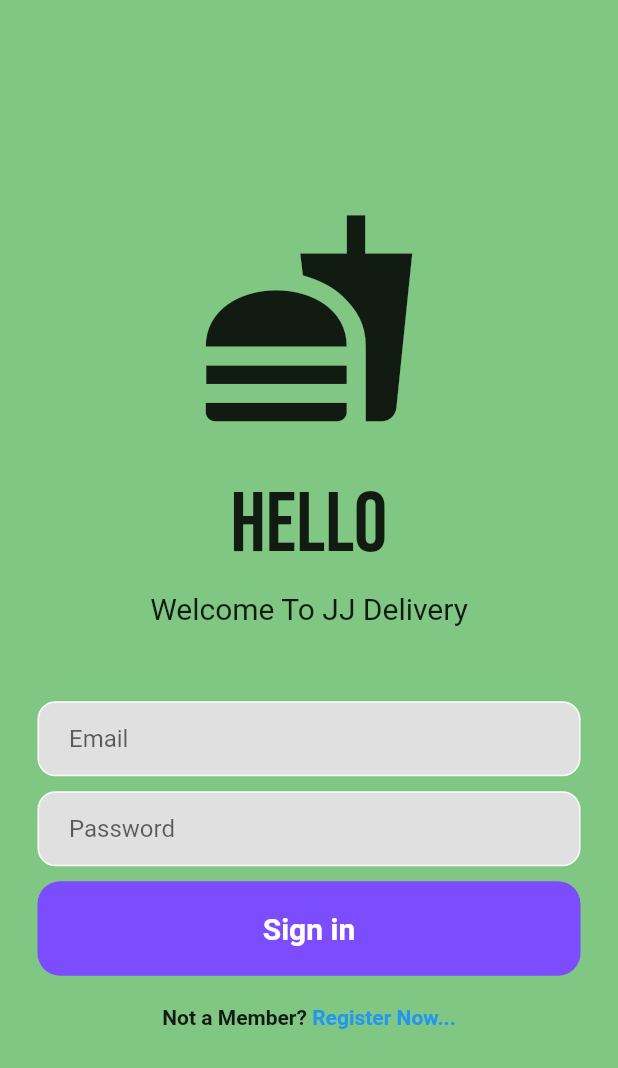
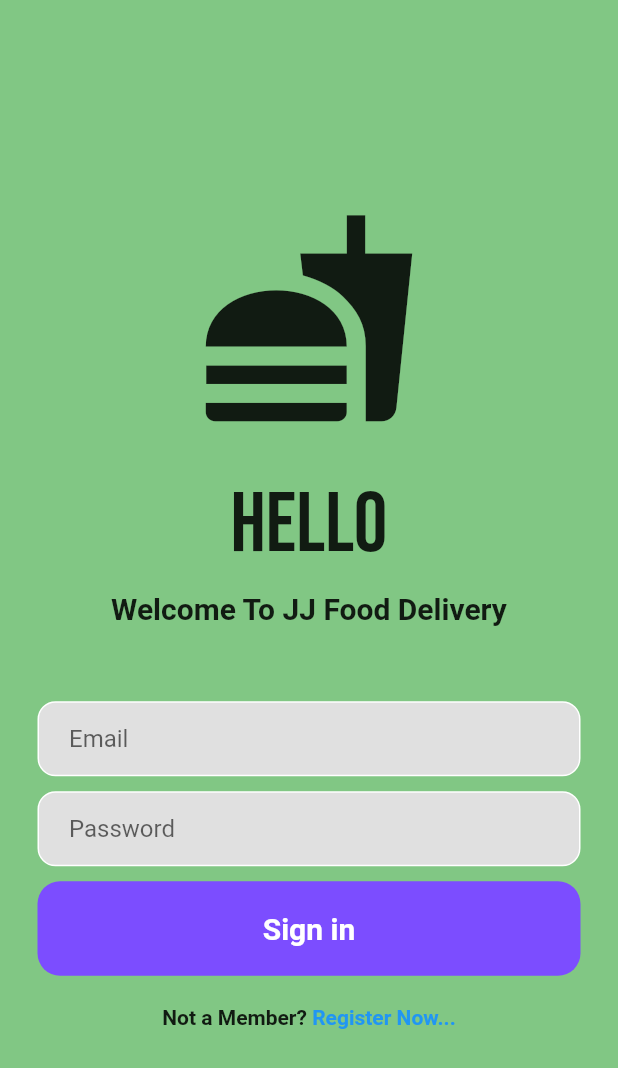
Before and after one commit to ponganan/loginlogout, a Flutter app: the screen it shows after launch, on a phone screen of 412 x 824 dp. Shown: the top 1068 px of the screen. Run offline on Flutter 3.47's test engine with Material 2 defaults, Android fonts, the phone set to English and light mode, and no system bars; our stand-ins replace firebase_auth, firebase_core, google_fonts; accounts and stored records are empty.

Commit message:
Change FontWeight

```diff
--- a/lib/login_page.dart
+++ b/lib/login_page.dart
@@ -53,8 +53,11 @@ class _LoginPageState extends State<LoginPage> {
                 ),
                 const Text(
                   // 'Welcome back, you\'ve been missed!!',
-                  'Welcome To JJ Delivery',
-                  style: TextStyle(fontSize: 20),
+                  'Welcome To JJ Food Delivery',
+                  style: TextStyle(
+                    fontSize: 20,
+                    fontWeight: FontWeight.bold,
+                  ),
                 ),
                 SizedBox(
                   height: 50,
```
